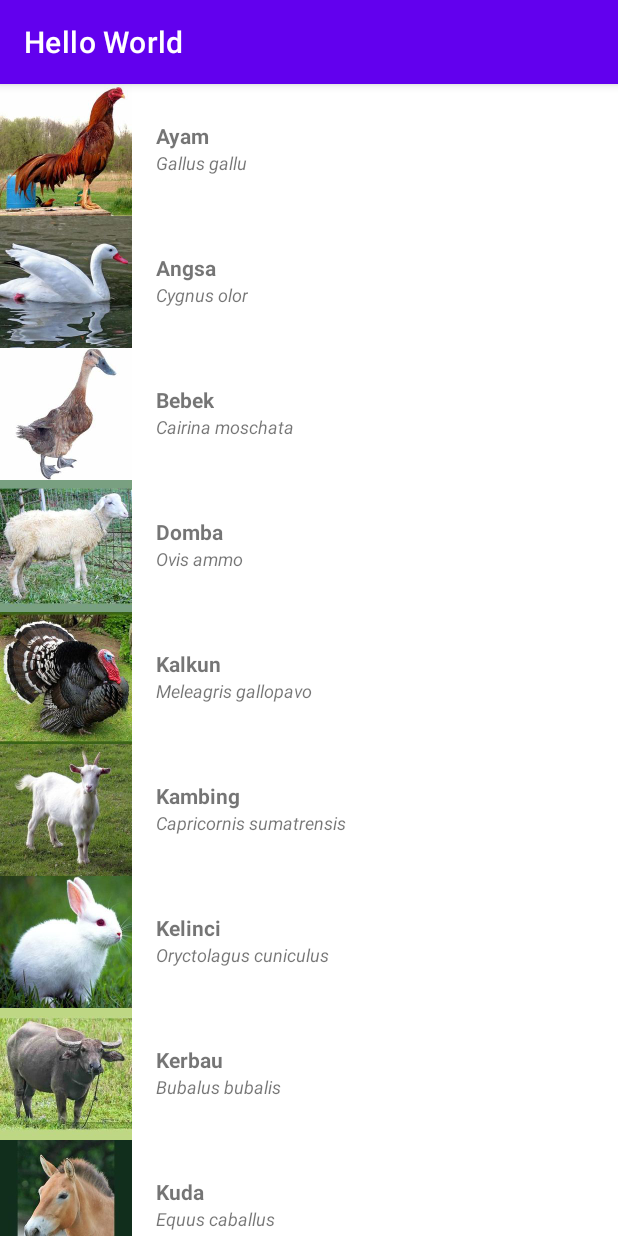
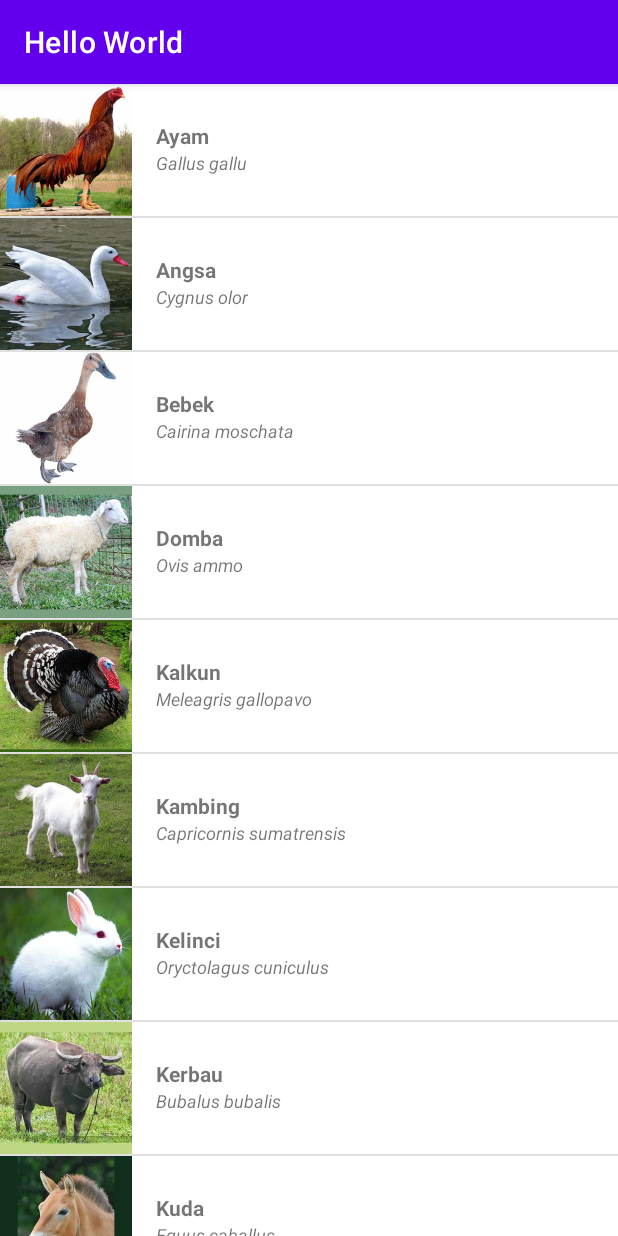
Before and after one commit to geznerd/hello-android-kotlin, an Android app: the screen it shows after launch (MainActivity), on a phone screen of 412 x 824 dp. Run offline under Robolectric (Android 15) with nearby library versions, the phone set to English and light mode, and no system bars.

Commit message:
menambahkan mesagge klik dan bourder

```diff
--- a/app/src/main/java/com/azmi/helloworld/MainActivity.kt
+++ b/app/src/main/java/com/azmi/helloworld/MainActivity.kt
@@ -2,6 +2,8 @@ package com.azmi.helloworld
 
 import android.os.Bundle
 import androidx.appcompat.app.AppCompatActivity
+import androidx.recyclerview.widget.DividerItemDecoration
+import androidx.recyclerview.widget.RecyclerView
 import com.azmi.helloworld.databinding.ActivityMainBinding
 
 
@@ -18,7 +20,8 @@ class MainActivity : AppCompatActivity() {
         //========================
         // data class Hewan -> ArrayList
         //========================
-
+        val divider = DividerItemDecoration(this, RecyclerView.VERTICAL)
+        binding.recyclerView.addItemDecoration(divider)
         binding.recyclerView.adapter = MainAdapter(getData())
         binding.recyclerView.setHasFixedSize(true)
     }
--- a/app/src/main/java/com/azmi/helloworld/MainAdapter.kt
+++ b/app/src/main/java/com/azmi/helloworld/MainAdapter.kt
@@ -2,6 +2,7 @@ package com.azmi.helloworld
 
 import android.view.LayoutInflater
 import android.view.ViewGroup
+import android.widget.Toast
 import androidx.recyclerview.widget.RecyclerView
 import com.azmi.helloworld.databinding.ListItemBinding
 
@@ -14,6 +15,11 @@ class MainAdapter (private val data: List<Hewan>) : RecyclerView.Adapter<MainAda
             imageView.setImageResource(hewan.gambarResId)
             textView.text = hewan.nama
             textView2.text = hewan.namaLatin
+
+            root.setOnClickListener {
+                val message = root.context.getString(R.string.x_diklik, hewan.nama)
+                Toast.makeText(root.context, message, Toast.LENGTH_LONG).show()
+            }
         }
     }
 
--- a/app/src/main/res/layout/list_item.xml
+++ b/app/src/main/res/layout/list_item.xml
@@ -3,7 +3,8 @@
     xmlns:app="http://schemas.android.com/apk/res-auto"
     xmlns:tools="http://schemas.android.com/tools"
     android:layout_width="match_parent"
-    android:layout_height="wrap_content">
+    android:layout_height="wrap_content"
+    android:background="?android:selectableItemBackground">
 
     <ImageView
         android:id="@+id/imageView"
--- a/app/src/main/res/values/strings.xml
+++ b/app/src/main/res/values/strings.xml
@@ -1,4 +1,4 @@
 <resources>
     <string name="app_name">Hello World</string>
-    <string name="lanjut">Lanjut</string>
+    <string name="x_diklik">%1$s diklik</string>
 </resources>
```
